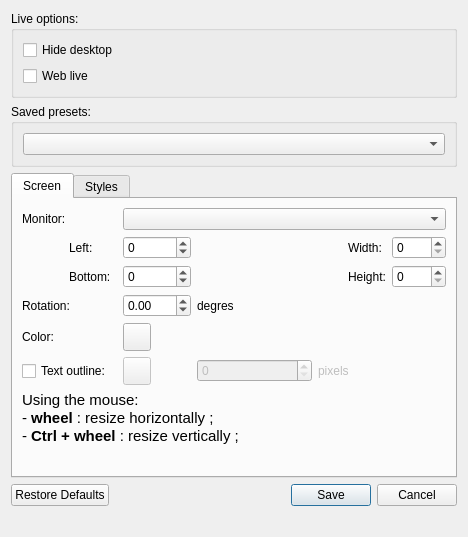
Before: the Qt Designer form src/configeditor.ui in Subtivals/subtivals, drawn with Qt 5.
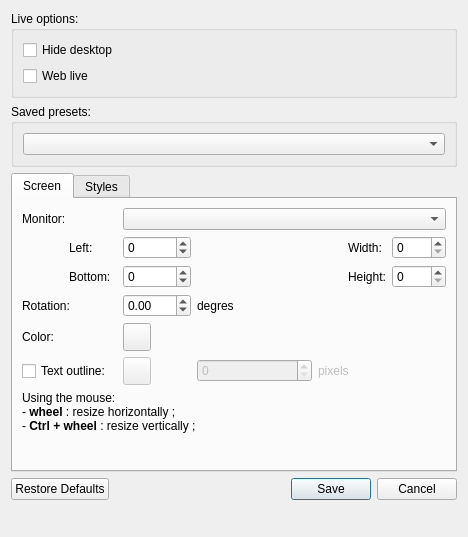
After: the same form once the commit is applied. Icons and pictures are not drawn.

Commit message: Remove explicit font name and font weight (fixes #298)

What changed in the file:
```diff
--- a/src/configeditor.ui
+++ b/src/configeditor.ui
@@ -194,10 +194,10 @@
             <string>&lt;!DOCTYPE HTML PUBLIC &quot;-//W3C//DTD HTML 4.0//EN&quot; &quot;http://www.w3.org/TR/REC-html40/strict.dtd&quot;&gt;
 &lt;html&gt;&lt;head&gt;&lt;meta name=&quot;qrichtext&quot; content=&quot;1&quot; /&gt;&lt;style type=&quot;text/css&quot;&gt;
 p, li { white-space: pre-wrap; }
-&lt;/style&gt;&lt;/head&gt;&lt;body style=&quot; font-family:'Ubuntu'; font-size:11pt; font-weight:400; font-style:normal;&quot;&gt;
+&lt;/style&gt;&lt;/head&gt;&lt;body style=&quot; font-weight:normal; font-style:normal;&quot;&gt;
 &lt;p style=&quot; margin-top:0px; margin-bottom:0px; margin-left:0px; margin-right:0px; -qt-block-indent:0; text-indent:0px;&quot;&gt;Using the mouse:&lt;/p&gt;
-&lt;p style=&quot; margin-top:0px; margin-bottom:0px; margin-left:0px; margin-right:0px; -qt-block-indent:0; text-indent:0px;&quot;&gt;- &lt;span style=&quot; font-weight:600;&quot;&gt;wheel&lt;/span&gt; : resize horizontally ;&lt;/p&gt;
-&lt;p style=&quot; margin-top:0px; margin-bottom:0px; margin-left:0px; margin-right:0px; -qt-block-indent:0; text-indent:0px;&quot;&gt;-&lt;span style=&quot; font-weight:600;&quot;&gt; Ctrl + wheel&lt;/span&gt; : resize vertically ;&lt;/p&gt;&lt;/body&gt;&lt;/html&gt;</string>
+&lt;p style=&quot; margin-top:0px; margin-bottom:0px; margin-left:0px; margin-right:0px; -qt-block-indent:0; text-indent:0px;&quot;&gt;- &lt;span style=&quot; font-weight:bold;&quot;&gt;wheel&lt;/span&gt; : resize horizontally ;&lt;/p&gt;
+&lt;p style=&quot; margin-top:0px; margin-bottom:0px; margin-left:0px; margin-right:0px; -qt-block-indent:0; text-indent:0px;&quot;&gt;-&lt;span style=&quot; font-weight:bold;&quot;&gt; Ctrl + wheel&lt;/span&gt; : resize vertically ;&lt;/p&gt;&lt;/body&gt;&lt;/html&gt;</string>
            </property>
           </widget>
          </item>
```
